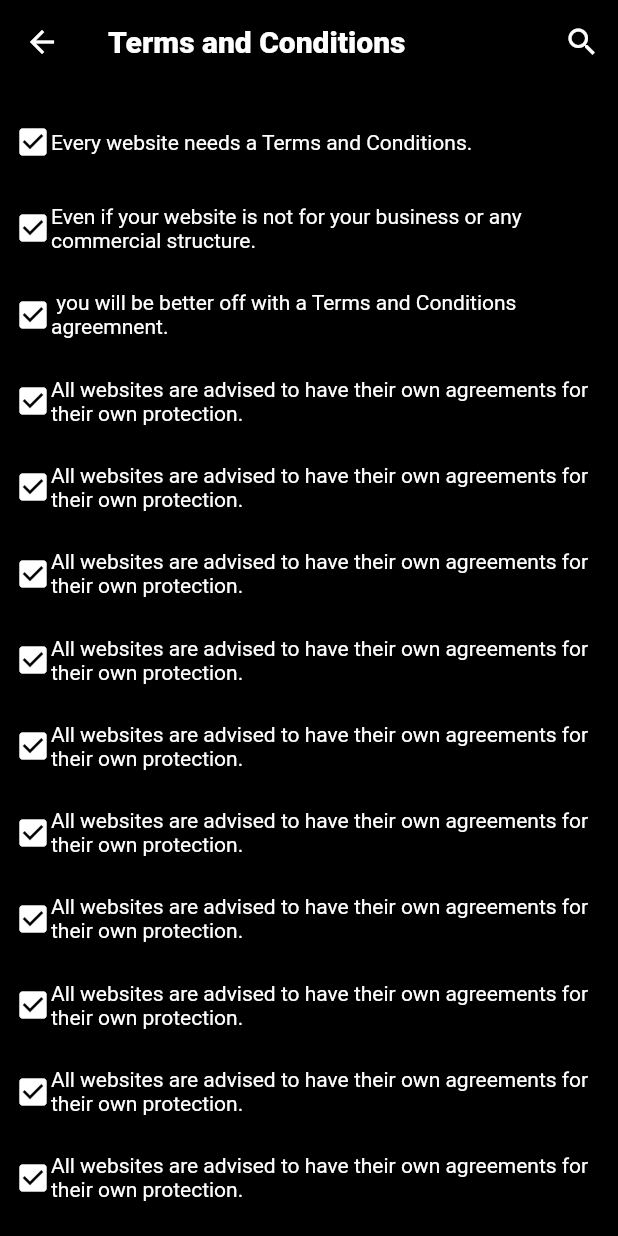
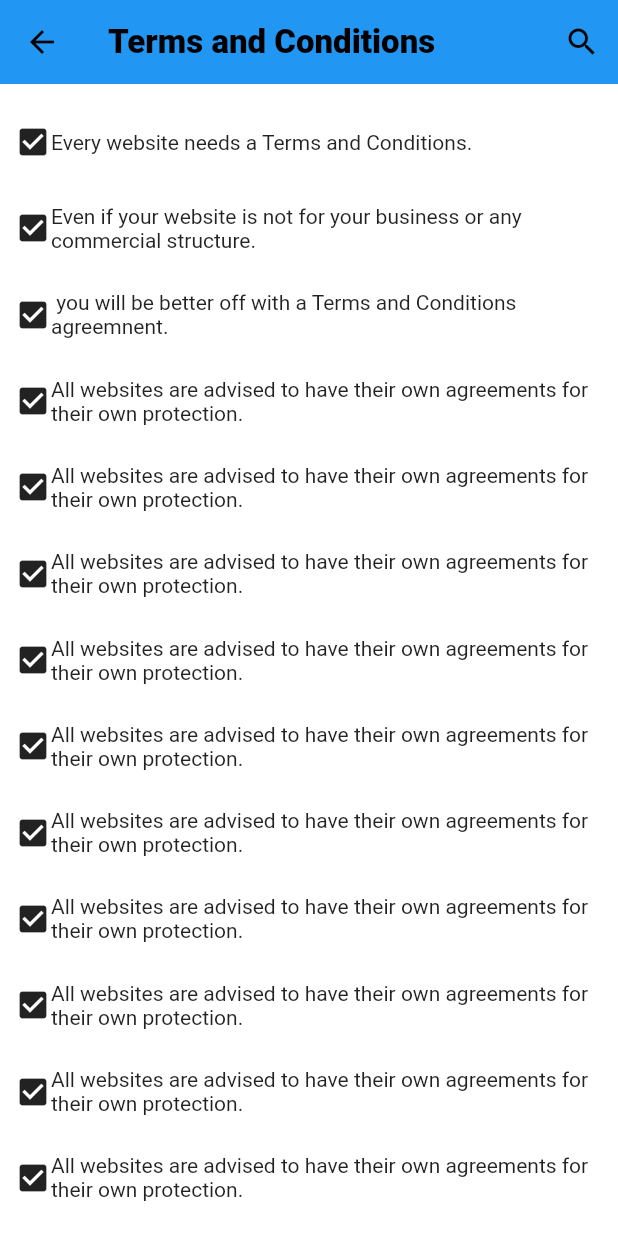
Before and after one commit to endalkh/Contact_list, a Flutter app: the TermsAndConditions screen opened by its route, on a phone screen of 412 x 824 dp. Run offline on Flutter 3.47's test engine with Material 2 defaults, Android fonts, the phone set to English and light mode, and no system bars; our stand-ins replace cached_network_image, curved_navigation_bar, shared_preferences; accounts and stored records are empty; network calls fail; Roboto replaces fonts that are missing (TimesNewRoman).

Commit message:
project setup with login and registeration

```diff
--- a/lib/constants/colors.dart
+++ b/lib/constants/colors.dart
@@ -9,6 +9,8 @@ final Color darkAccent = Color(0xff06d6a7);
 final Color lightBG = Colors.white;
 final Color darkBG = Colors.black;
 final Color COLOR_LINK = Colors.blue;
+final Color COLOR_CREAM = Colors.grey[50];
+
 
 
 
--- a/lib/constants/constant.dart
+++ b/lib/constants/constant.dart
@@ -5,8 +5,9 @@ class Constant{
 
   String appName = "Contact Managment";
 
-  static String SIGN_IN = 'signin';
-  static String SIGN_UP ='signup';
+  static String SIGN_IN = 'sign in';
+  static String SIGN_UP ='sign up';
+  static String SUBMIT ='Submit';
   static String SPLASH_SCREEN ='splashscreen';
   static String HOME ='home';
   static String HOME_CATAGORY='Homecatagory';
@@ -25,6 +26,28 @@ class Constant{
   static String TERMS_AND_CONDTION="TERMS_AND_CONDTION";
   static String FAIL_TO_UPLOAD_IMAGE="Failed to upload image";
   static String SUCCESS="Success";
+  static String CONTACT_INFO="Contact Information";
+  static String NOTES="Notes";
+  static String DASHBOARD="Dashboard";
+  static String ADD_NEW_PERSON="Add new Person";
+  static String LAST_CONTACT="Last Contact";
+  static String UPCOMING_BIRTHDAYS="Upcoming Birthdays";
+
+  //font
+  static const String XS="XS";
+  static const String S="S";
+  static const String M="M";
+  static const String L="L";
+  static const String XL="XL";
+  static const String H1="H1";
+  static const String H2="H1";
+  static const String H3="H1";
+  static const String H4="H1";
+  static const String H5="H1";
+  static const String H6="H1";
+  static const String HX="HX";
+
+
 
   static List<String> images = [
     'https://cdn.pixabay.com/photo/2015/07/17/22/43/student-849825_1280.jpg',
@@ -35,6 +58,37 @@ class Constant{
     'https://firebasestorage.googleapis.com/v0/b/dl-flutter-ui-challenges.appspot.com/o/img%2F6.jpg?alt=media',
     'https://firebasestorage.googleapis.com/v0/b/dl-flutter-ui-challenges.appspot.com/o/img%2F7.jpg?alt=media',
   ];
+  static final ThemeData darkTheme1 = ThemeData(
+    scaffoldBackgroundColor: Colors.black,
+    appBarTheme: AppBarTheme(
+      color: Colors.black,
+      iconTheme: IconThemeData(
+        color: Colors.white,
+      ),
+    ),
+    colorScheme: ColorScheme.light(
+      primary: Colors.black,
+      onPrimary: Colors.black,
+      primaryVariant: Colors.black,
+      secondary: Colors.red,
+    ),
+    cardTheme: CardTheme(
+      color: Colors.black,
+    ),
+    iconTheme: IconThemeData(
+      color: Colors.white54,
+    ),
+    textTheme: TextTheme(
+      title: TextStyle(
+        color: Colors.white,
+        fontSize: 20.0,
+      ),
+      subtitle: TextStyle(
+        color: Colors.white70,
+        fontSize: 18.0,
+      ),
+    ),
+  );
 
   static ThemeData lightTheme = ThemeData(
     fontFamily: "TimesNewRoman",
@@ -55,7 +109,6 @@ class Constant{
       ),
     ),
   );
-
   static ThemeData darkTheme = ThemeData(
     fontFamily: "TimesNewRoman",
     brightness: Brightness.dark,
@@ -77,4 +130,77 @@ class Constant{
     ),
   );
 
+static  fontSize(type){
+  switch(type){
+    case XS:
+      return 10.0;
+
+    case S:
+      return 12.0;
+    case M:
+      return 14.0;
+
+    case L:
+      return 18.0;
+    case XL:
+      return 22.0;
+
+    case HX:
+      return 40.0;
+    case H1:
+      return 38.0;
+    case H2:
+      return 36.0;
+
+    case H3:
+      return 34.0;
+
+    case H4:
+      return 30.0;
+    case H5:
+      return 26.0;
+    case H6:
+      return 24.0;
+
+  }
 }
+
+}
+
+
+class PhoneType {
+  int id;
+  String name;
+
+  PhoneType(this.id, this.name);
+
+  static List<PhoneType> getPhones() {
+    return <PhoneType>[
+      PhoneType(0, 'Type'),
+      PhoneType(1, 'Apple'),
+      PhoneType(2, 'Google'),
+      PhoneType(3, 'Samsung'),
+      PhoneType(4, 'Sony'),
+      PhoneType(5, 'LG'),
+    ];
+  }
+}
+
+
+class EmailType {
+  int id;
+  String name;
+
+  EmailType(this.id, this.name);
+
+  static List<EmailType> getEmails() {
+    return <EmailType>[
+      EmailType(0, 'Type'),
+      EmailType(1, 'Apple'),
+      EmailType(2, 'Google'),
+      EmailType(3, 'Samsung'),
+      EmailType(4, 'Sony'),
+      EmailType(5, 'LG'),
+    ];
+  }
+}
--- a/lib/main.dart
+++ b/lib/main.dart
@@ -14,8 +14,8 @@ class MyApp extends StatelessWidget {
 
   @override
   build(context) {
-    return MaterialApp(initialRoute:Constant.SIGN_UP,
-        theme: Constant.darkTheme,
+    return MaterialApp(initialRoute:Constant.SIGN_IN,
+        theme: Constant.lightTheme,
         routes: {
       Constant.SPLASH_SCREEN: (context) => SplashScreen(),
       Constant.SIGN_IN: (context) => SignInPage(title: "hello",),
--- a/lib/pages/appbar/AppBar.dart
+++ b/lib/pages/appbar/AppBar.dart
@@ -1,9 +1,17 @@
 
 import 'package:flutter/material.dart';
+import 'package:flutter_app/constants/colors.dart';
+import 'package:flutter_app/constants/constant.dart';
 
 AppBar headerNav({context,String title}){
   return AppBar(
-    title: Text(title),
+    backgroundColor: PRIMARY_COLOR,
+    title: Text(title,
+      style: TextStyle(
+        fontSize: Constant.fontSize(Constant.XL),
+        fontWeight: FontWeight.w900
+      ),
+    ),
           actions: <Widget>[
         new IconButton(
           onPressed: () {
--- a/lib/pages/login/signin.dart
+++ b/lib/pages/login/signin.dart
@@ -6,7 +6,7 @@ import 'package:flutter_app/pages/logo/logo.dart';
 import 'package:flutter_app/pages/widgets/back_button.dart';
 import 'package:flutter_app/pages/widgets/cutter_ratio_container.dart';
 import 'package:flutter_app/utilities/validation/Validation.dart';
-import 'package:flutter_app/utilities/validation/get_height.dart';
+import 'package:flutter_app/utilities/validation/get_size.dart';
 
 class SignInPage extends StatefulWidget {
   SignInPage({Key key, this.title}) : super(key: key);
@@ -194,6 +194,7 @@ Navigator.pushNamed(context, Constant.HOME);
     @override
     Widget build(BuildContext context) {
       return Scaffold(
+
         body: Stack(
           children: <Widget>[
             Container(
--- a/lib/pages/register/signup.dart
+++ b/lib/pages/register/signup.dart
@@ -5,7 +5,7 @@ import 'package:flutter_app/pages/logo/logo.dart';
 import 'package:flutter_app/pages/widgets/back_button.dart';
 import 'package:flutter_app/pages/widgets/cutter_ratio_container.dart';
 import 'package:flutter_app/utilities/validation/Validation.dart';
-import 'package:flutter_app/utilities/validation/get_height.dart';
+import 'package:flutter_app/utilities/validation/get_size.dart';
 class SignUpPage extends StatelessWidget {
   @override
   Widget build(BuildContext context) {
--- a/lib/pages/widgets/cutter_ratio_container.dart
+++ b/lib/pages/widgets/cutter_ratio_container.dart
@@ -19,11 +19,7 @@ class CutterRatioContainer extends StatelessWidget {
               height: MediaQuery.of(context).size.height *.5,
               width: MediaQuery.of(context).size.width,
               decoration: BoxDecoration(
-                  gradient: LinearGradient(
-                      begin: Alignment.topCenter,
-                      end: Alignment.bottomCenter,
-                      colors:[PRIMARY_COLOR,SECONDARY_COLOR]
-                  )
+
               ),
             ),
           ),
--- a/pubspec.yaml
+++ b/pubspec.yaml
@@ -26,6 +26,7 @@ dependencies:
   cupertino_icons: ^0.1.2
   shared_preferences: ^0.5.2
   cached_network_image: 2.0.0-rc.1
+  curved_navigation_bar: ^0.3.1
 
 dev_dependencies:
   flutter_test:
```
Also changed, not shown: lib/pages/appbar/subAppBar.dart (+21 -0 lines), lib/pages/drawer/navigation_drawer.dart (+19 -44 lines), lib/pages/progress/circularProgressBar.dart (+4 -6 lines), pubspec.lock.
